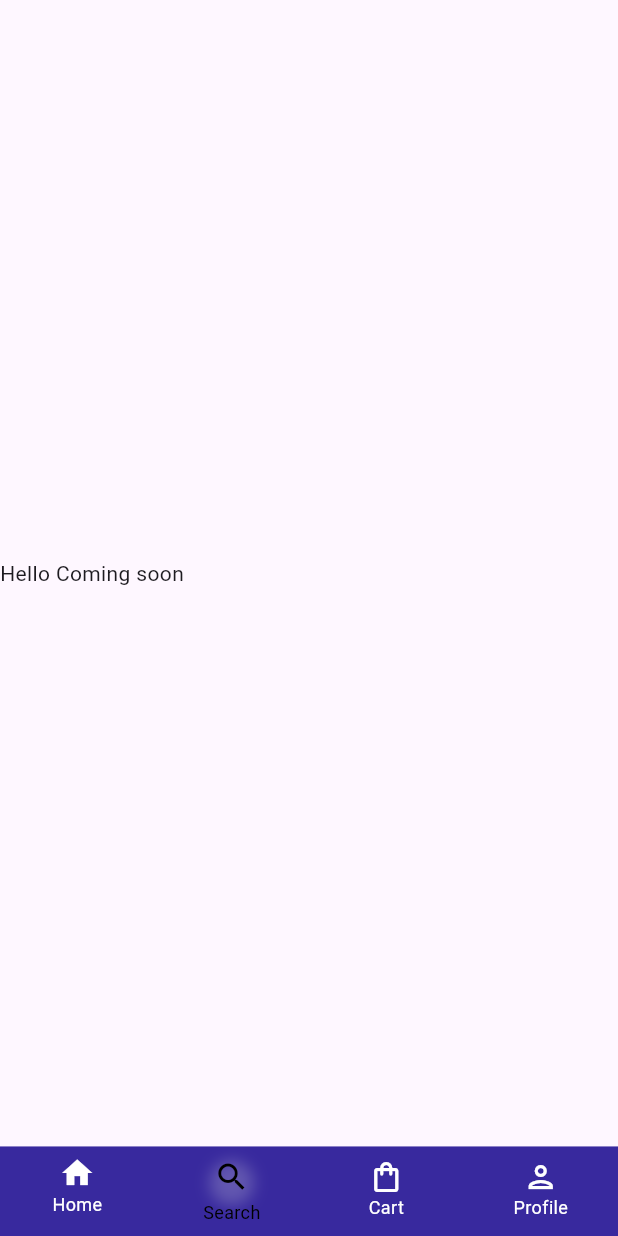
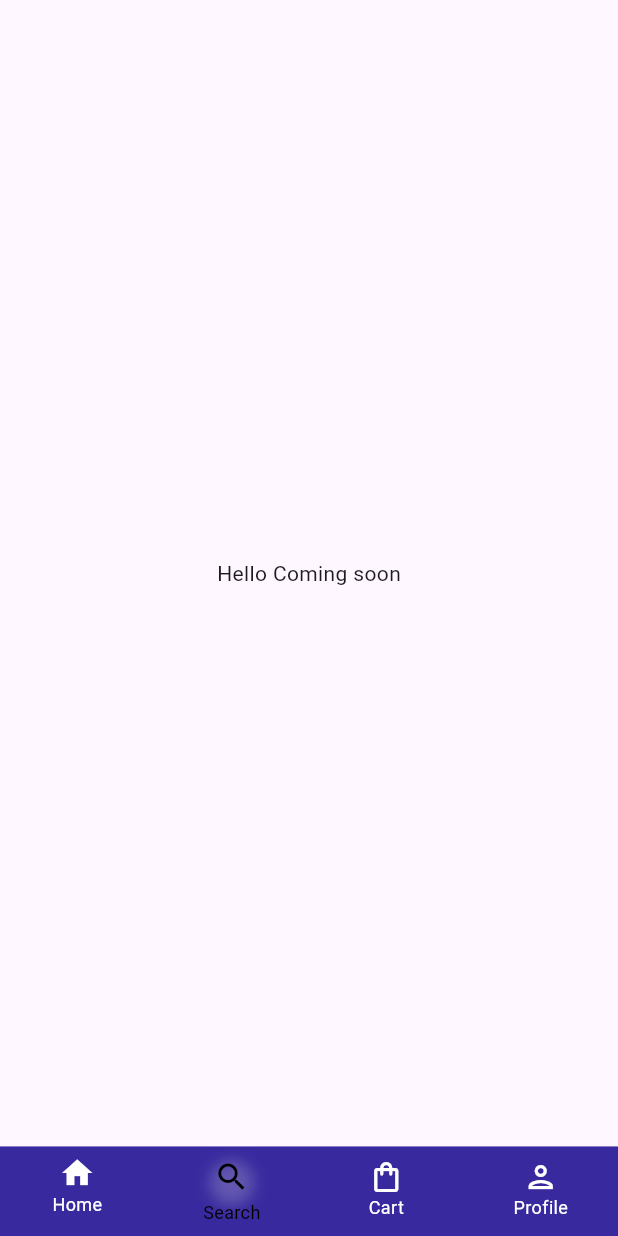
Before and after one commit to aparnadewal/Testproject, a Flutter app: the CartScreen screen opened directly, item 2 of the bottom bar chosen, after a tap on "Home", after a tap on "Search", on a phone screen of 412 x 824 dp. Run offline on Flutter 3.47's test engine with Material 2 defaults, Android fonts, the phone set to English and light mode, and no system bars; our stand-ins replace flutter_screenutil, flutter_staggered_animations, get.

Commit message:
first commit

```diff
--- a/lib/lib/view/cart.dart
+++ b/lib/lib/view/cart.dart
@@ -9,13 +9,9 @@ class CartScreen extends StatelessWidget {
   @override
   Widget build(BuildContext context) {
     return Scaffold(
-      body: Column(
-        mainAxisAlignment: MainAxisAlignment.center,
-        crossAxisAlignment: CrossAxisAlignment.center,
-        children: [
-          Text("Hello Coming soon")
-        ],
-      ),
+      body: Align(
+        alignment: Alignment.center,
+          child: Text("Hello Coming soon")),
       bottomNavigationBar: bottomBar(context: context, index: 2),
     );
   }
--- a/lib/lib/view/home_screen.dart
+++ b/lib/lib/view/home_screen.dart
@@ -1,6 +1,7 @@
 import 'package:ecom_2/lib/Widgets/custom_appbar.dart';
 import 'package:flutter/material.dart';
 import 'package:flutter_screenutil/flutter_screenutil.dart';
+import 'package:flutter_staggered_animations/flutter_staggered_animations.dart';
 import 'package:flutter_staggered_grid_view/flutter_staggered_grid_view.dart';
 import 'package:get/get.dart';
 
@@ -204,13 +205,20 @@ class HomeScreen extends StatelessWidget {
                 ).paddingOnly(right: 10, left: 10),
                 Container(
                   height: Get.height / 8,
+                  child: AnimationLimiter(
                     child: ListView.builder(
                         shrinkWrap: true,
                         itemCount: categories.length,
                         scrollDirection: Axis.horizontal,
                         itemBuilder: (context, index) {
                           var item = categories[index];
-                        return Column(
+                          return AnimationConfiguration.staggeredList(
+                            position: index,
+                            duration: Duration(milliseconds: 375),
+                            child: SlideAnimation(
+                              horizontalOffset: 200.0,
+                              child: FadeInAnimation(
+                                child: Column(
                                   children: [
                                     Container(
                                       height: 50.h,
@@ -227,8 +235,12 @@ class HomeScreen extends StatelessWidget {
                                           fontSize: 12, color: AppColor.black),
                                     )
                                   ],
-                        ).paddingAll(10);
+                                ).paddingAll(10),
+                              ),
+                            ),
+                          );
                         }),
+                  ),
                 ),
               ],
             ),
@@ -270,7 +282,8 @@ class HomeScreen extends StatelessWidget {
                   ],
                 ).paddingOnly(right: 10, left: 10),
                 addVerticalSpace(5),
-                GridView.builder(
+                AnimationLimiter(
+                  child: GridView.builder(
                       shrinkWrap: true,
                       scrollDirection: Axis.vertical,
                       physics: NeverScrollableScrollPhysics(),
@@ -282,7 +295,15 @@ class HomeScreen extends StatelessWidget {
                           childAspectRatio: 1.0 / 1.1),
                       itemBuilder: (context, index) {
                         var item = product[index];
-                      return Container(
+                        return
+                          AnimationConfiguration.staggeredGrid(
+                            position: index,
+                            duration: Duration(milliseconds: 370),
+                            columnCount: 3,
+                            child: ScaleAnimation(
+                              child:
+                              FadeInAnimation(
+                                child: Container(
                                 decoration: BoxDecoration(
                                   borderRadius: BorderRadius.circular(5),
                                   color: AppColor.white,
@@ -314,8 +335,12 @@ class HomeScreen extends StatelessWidget {
                                     )
                                   ],
                                 ),
-                      ).paddingSymmetric(horizontal: 5, vertical: 5);
+                        ).paddingSymmetric(horizontal: 5, vertical: 5),
+                              ),
+                            ),
+                          );
                       }),
+                ),
               ]).paddingSymmetric(horizontal: 15, vertical: 10)),
           Container(
             decoration: BoxDecoration(
@@ -383,7 +408,8 @@ class HomeScreen extends StatelessWidget {
               ],
             ),
           ),
-          MasonryGridView.count(
+          AnimationLimiter(
+            child: MasonryGridView.count(
               crossAxisCount: 2,
               mainAxisSpacing: 0,
               crossAxisSpacing: 0,
@@ -393,7 +419,15 @@ class HomeScreen extends StatelessWidget {
               shrinkWrap: true,
               itemBuilder: (context, index) {
                 var item =product_3[index];
-              return Container(
+                return
+                  AnimationConfiguration.staggeredList(
+                    position: index,
+                    child:
+                    SlideAnimation(
+                      verticalOffset: 50.0,
+                      duration: Duration(milliseconds: 500),
+                      child: FadeInAnimation(
+                        child: Container(
                         decoration: BoxDecoration(
                           border: Border.all(color: AppColor.grey),
                         ),
@@ -426,7 +460,8 @@ class HomeScreen extends StatelessWidget {
                                       TextSpan(
                                         children: <InlineSpan>[
                                           TextSpan(
-                                    text: item["price"],
+                                            text: "₹"+item["price"],
+                                            style: TextStyle(color: AppColor.primaryColor)
                                           ),
                                           const WidgetSpan(
                                             child: SizedBox(
@@ -434,7 +469,7 @@ class HomeScreen extends StatelessWidget {
                                             ),
                                           ),
                                           TextSpan(
-                                    text: "2000",
+                                            text: "₹"+"2000",
                                             style: const TextStyle(
                                               color: Colors.grey,
                                               fontSize: 12,
@@ -472,9 +507,13 @@ class HomeScreen extends StatelessWidget {
                             )
                           ],
                         ),
+                ),
+                      ),
+                    ),
                   );
               },
-          ).paddingSymmetric(horizontal: 15,vertical: 15)
+            ).paddingSymmetric(horizontal: 15,vertical: 15),
+          )
         ],
       ),
       bottomNavigationBar: bottomBar(context: context, index: 0),
--- a/lib/lib/view/profile.dart
+++ b/lib/lib/view/profile.dart
@@ -9,13 +9,9 @@ class ProfileScreen extends StatelessWidget {
   @override
   Widget build(BuildContext context) {
     return Scaffold(
-      body: Column(
-        mainAxisAlignment: MainAxisAlignment.center,
-        crossAxisAlignment: CrossAxisAlignment.center,
-        children: [
-          Text("Hello Coming soon")
-        ],
-      ),
+      body:  Align(
+          alignment: Alignment.center,
+          child: Text("Hello Coming soon")),
       bottomNavigationBar: bottomBar(context: context, index: 3),
     );
   }
--- a/lib/lib/view/search.dart
+++ b/lib/lib/view/search.dart
@@ -8,13 +8,9 @@ class SearchScreen extends StatelessWidget {
   @override
   Widget build(BuildContext context) {
     return  Scaffold(
-      body: Column(
-        mainAxisAlignment: MainAxisAlignment.center,
-        crossAxisAlignment: CrossAxisAlignment.center,
-        children: [
-          Text("Hello Coming soon")
-        ],
-      ),
+      body:  Align(
+          alignment: Alignment.center,
+          child: Text("Hello Coming soon")),
       bottomNavigationBar: bottomBar(context: context, index: 1),
     );
   }
--- a/pubspec.yaml
+++ b/pubspec.yaml
@@ -39,6 +39,7 @@ dependencies:
   flutter_screenutil: ^5.9.3
   flutter_staggered_grid_view: ^0.7.0
   glassmorphism_ui: ^0.3.0
+  flutter_staggered_animations: ^1.1.1
 
 dev_dependencies:
   flutter_test:
```
Also changed, not shown: pubspec.lock. Lines whose indentation alone changed are shown as unchanged.
